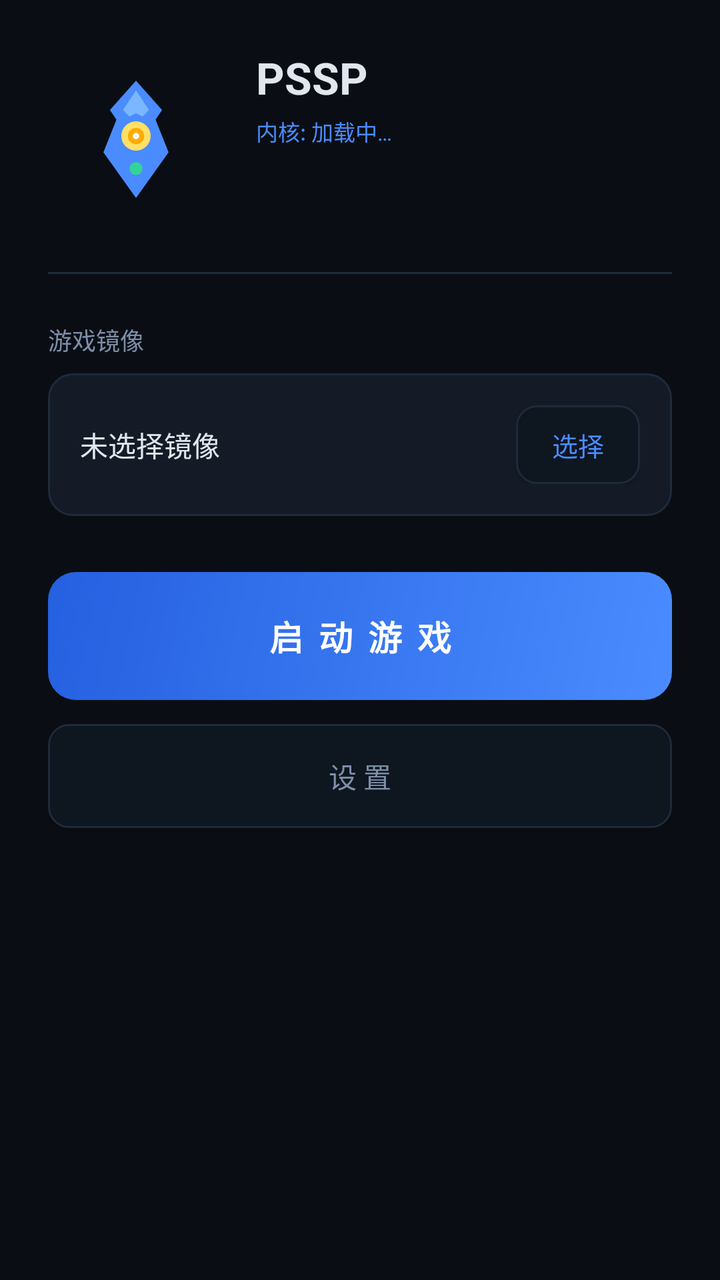
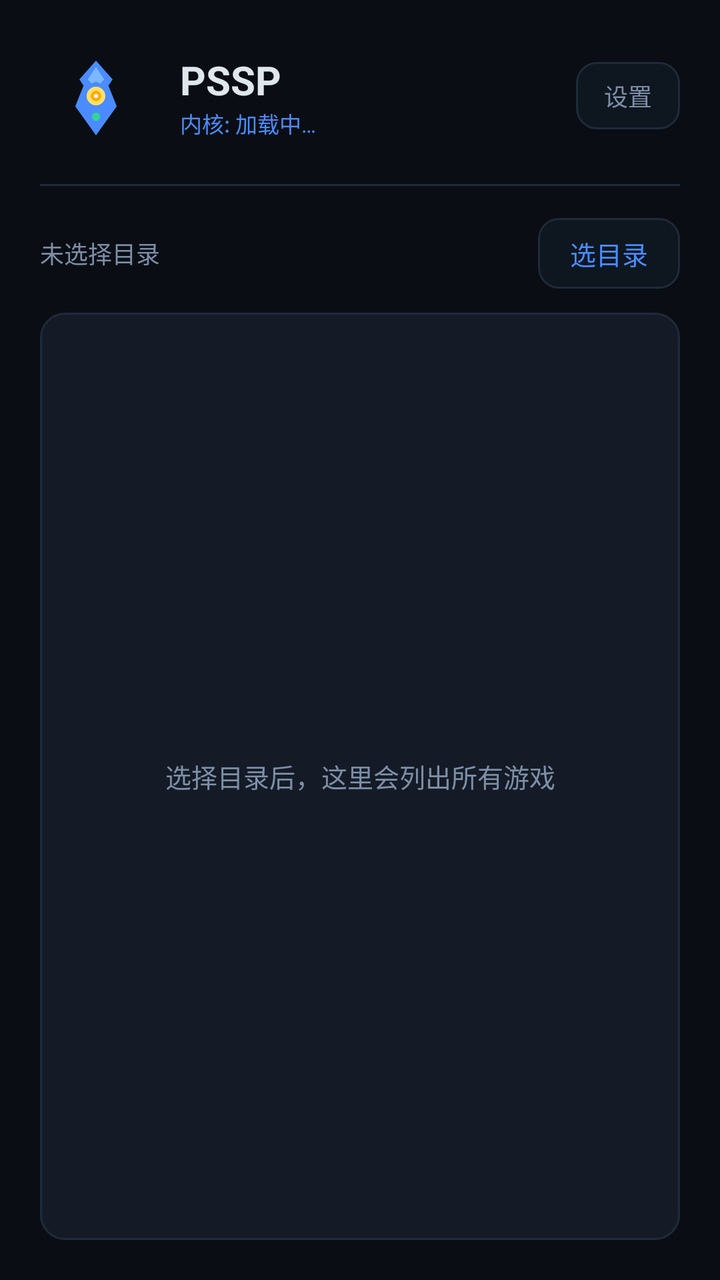

Screens rendered from an Android XML layout before and after an edit, with the pre-edit source and the edit as a unified diff.
<!-- AndroidManifest.xml: application theme Theme.UltramanFE0 -->
<!-- res/layout/activity_main.xml -->
<?xml version="1.0" encoding="utf-8"?>
<androidx.constraintlayout.widget.ConstraintLayout
    xmlns:android="http://schemas.android.com/apk/res/android"
    xmlns:app="http://schemas.android.com/apk/res-auto"
    android:layout_width="match_parent"
    android:layout_height="match_parent"
    android:background="@color/bg"
    android:padding="24dp">
    <ImageView android:id="@+id/ivLogo"
        android:layout_width="88dp" android:layout_height="88dp"
        android:src="@drawable/ic_ultraman"
        app:layout_constraintTop_toTopOf="parent"
        app:layout_constraintStart_toStartOf="parent"/>
    <TextView android:id="@+id/tvTitle"
        android:layout_width="wrap_content" android:layout_height="wrap_content"
        android:layout_marginStart="16dp"
        android:text="@string/app_name"
        android:textColor="#E0E6ED" android:textSize="22sp" android:textStyle="bold"
        app:layout_constraintTop_toTopOf="@id/ivLogo"
        app:layout_constraintStart_toEndOf="@id/ivLogo"/>
    <TextView android:id="@+id/tvCore"
        android:layout_width="wrap_content" android:layout_height="wrap_content"
        android:layout_marginStart="16dp" android:layout_marginTop="4dp"
        android:text="内核: 加载中…"
        android:textColor="#4A8CFF" android:textSize="11sp"
        app:layout_constraintTop_toBottomOf="@id/tvTitle"
        app:layout_constraintStart_toEndOf="@id/ivLogo"/>
    <View android:id="@+id/divider"
        android:layout_width="match_parent" android:layout_height="1dp"
        android:layout_marginTop="24dp" android:background="#1F2A3A"
        app:layout_constraintTop_toBottomOf="@id/ivLogo"/>
    <TextView android:id="@+id/tvLabelGame"
        android:layout_width="wrap_content" android:layout_height="wrap_content"
        android:layout_marginTop="24dp" android:text="游戏镜像"
        android:textColor="#7D8FA8" android:textSize="12sp"
        app:layout_constraintTop_toBottomOf="@id/divider"
        app:layout_constraintStart_toStartOf="parent"/>
    <LinearLayout android:id="@+id/cardGame"
        android:layout_width="match_parent" android:layout_height="wrap_content"
        android:layout_marginTop="8dp" android:background="@drawable/bg_card"
        android:orientation="horizontal" android:padding="16dp" android:gravity="center_vertical"
        app:layout_constraintTop_toBottomOf="@id/tvLabelGame">
        <TextView android:id="@+id/tvGameName"
            android:layout_width="0dp" android:layout_height="wrap_content"
            android:layout_weight="1" android:text="未选择镜像"
            android:textColor="#E0E6ED" android:textSize="14sp"
            android:maxLines="1" android:ellipsize="middle"/>
        <Button android:id="@+id/btnPick"
            android:layout_width="wrap_content" android:layout_height="wrap_content"
            android:background="@drawable/bg_btn_secondary"
            android:minWidth="0dp" android:minHeight="0dp"
            android:paddingHorizontal="18dp" android:paddingVertical="10dp"
            android:text="选择" android:textColor="#4A8CFF" android:textSize="13sp"/>
    </LinearLayout>
    <Button android:id="@+id/btnLaunch"
        android:layout_width="match_parent" android:layout_height="64dp"
        android:layout_marginTop="28dp" android:background="@drawable/bg_btn_primary"
        android:enabled="false" android:letterSpacing="0.1"
        android:text="启 动 游 戏" android:textColor="#FFFFFF"
        android:textSize="17sp" android:textStyle="bold"
        app:layout_constraintTop_toBottomOf="@id/cardGame"/>
    <Button android:id="@+id/btnSettings"
        android:layout_width="match_parent" android:layout_height="52dp"
        android:layout_marginTop="12dp" android:background="@drawable/bg_btn_secondary"
        android:text="设 置" android:textColor="#7D8FA8" android:textSize="14sp"
        app:layout_constraintTop_toBottomOf="@id/btnLaunch"/>
</androidx.constraintlayout.widget.ConstraintLayout>
<!-- resources referenced by this layout -->
<resources>
  <color name="bg">#0A0E14</color>
  <!-- drawable bg_btn_primary (drawable) -->
  <?xml version="1.0" encoding="utf-8"?>
  <shape xmlns:android="http://schemas.android.com/apk/res/android">
      <gradient android:angle="135" android:startColor="#4A8CFF" android:endColor="#2560E0"/>
      <corners android:radius="14dp"/>
  </shape>
  <!-- drawable bg_btn_secondary (drawable) -->
  <?xml version="1.0" encoding="utf-8"?>
  <shape xmlns:android="http://schemas.android.com/apk/res/android">
      <solid android:color="#0E1620"/>
      <corners android:radius="10dp"/>
      <stroke android:width="1dp" android:color="#1F2A3A"/>
  </shape>
  <!-- drawable bg_card (drawable) -->
  <?xml version="1.0" encoding="utf-8"?>
  <shape xmlns:android="http://schemas.android.com/apk/res/android">
      <solid android:color="#141B26"/>
      <corners android:radius="12dp"/>
      <stroke android:width="1dp" android:color="#1F2A3A"/>
  </shape>
  <!-- drawable ic_ultraman (drawable) -->
  <?xml version="1.0" encoding="utf-8"?>
  <vector xmlns:android="http://schemas.android.com/apk/res/android"
      android:width="108dp" android:height="108dp"
      android:viewportWidth="108" android:viewportHeight="108">
      <path android:fillColor="#4A8CFF" android:pathData="M54,20 L70,38 L66,44 L74,64 L54,92 L34,64 L42,44 L38,38 Z"/>
      <path android:fillColor="#7AB7FF" android:pathData="M54,26 L62,38 L58,42 L54,40 L50,42 L46,38 Z"/>
      <path android:fillColor="#FFE066" android:pathData="M54,54 m-9,0 a9,9 0 1,0 18,0 a9,9 0 1,0 -18,0"/>
      <path android:fillColor="#FFAA00" android:pathData="M54,54 m-5,0 a5,5 0 1,0 10,0 a5,5 0 1,0 -10,0"/>
      <path android:fillColor="#FFFFFF" android:pathData="M54,54 m-2,0 a2,2 0 1,0 4,0 a2,2 0 1,0 -4,0"/>
      <path android:fillColor="#34D399" android:pathData="M54,74 m-4,0 a4,4 0 1,0 8,0 a4,4 0 1,0 -8,0"/>
  </vector>
  <string name="app_name">PSSP</string>
  <style name="Theme.UltramanFE0" parent="Theme.AppCompat.NoActionBar">
          <item name="colorPrimary">@color/accent</item>
          <item name="colorAccent">@color/accent</item>
          <item name="android:windowBackground">@color/bg</item>
          <item name="android:statusBarColor">@color/bg</item>
          <item name="android:navigationBarColor">@color/bg</item>
      </style>
  <color name="accent">#4A8CFF</color>
</resources>

<!-- the commit's change to res/layout/activity_main.xml (unified diff, before → after) -->
@@ -1,67 +1,126 @@
 <?xml version="1.0" encoding="utf-8"?>
-<androidx.constraintlayout.widget.ConstraintLayout
-    xmlns:android="http://schemas.android.com/apk/res/android"
-    xmlns:app="http://schemas.android.com/apk/res-auto"
+<LinearLayout xmlns:android="http://schemas.android.com/apk/res/android"
     android:layout_width="match_parent"
     android:layout_height="match_parent"
     android:background="@color/bg"
-    android:padding="24dp">
-    <ImageView android:id="@+id/ivLogo"
-        android:layout_width="88dp" android:layout_height="88dp"
-        android:src="@drawable/ic_ultraman"
-        app:layout_constraintTop_toTopOf="parent"
-        app:layout_constraintStart_toStartOf="parent"/>
-    <TextView android:id="@+id/tvTitle"
-        android:layout_width="wrap_content" android:layout_height="wrap_content"
-        android:layout_marginStart="16dp"
-        android:text="@string/app_name"
-        android:textColor="#E0E6ED" android:textSize="22sp" android:textStyle="bold"
-        app:layout_constraintTop_toTopOf="@id/ivLogo"
-        app:layout_constraintStart_toEndOf="@id/ivLogo"/>
-    <TextView android:id="@+id/tvCore"
-        android:layout_width="wrap_content" android:layout_height="wrap_content"
-        android:layout_marginStart="16dp" android:layout_marginTop="4dp"
-        android:text="内核: 加载中…"
-        android:textColor="#4A8CFF" android:textSize="11sp"
-        app:layout_constraintTop_toBottomOf="@id/tvTitle"
-        app:layout_constraintStart_toEndOf="@id/ivLogo"/>
-    <View android:id="@+id/divider"
-        android:layout_width="match_parent" android:layout_height="1dp"
-        android:layout_marginTop="24dp" android:background="#1F2A3A"
-        app:layout_constraintTop_toBottomOf="@id/ivLogo"/>
-    <TextView android:id="@+id/tvLabelGame"
-        android:layout_width="wrap_content" android:layout_height="wrap_content"
-        android:layout_marginTop="24dp" android:text="游戏镜像"
-        android:textColor="#7D8FA8" android:textSize="12sp"
-        app:layout_constraintTop_toBottomOf="@id/divider"
-        app:layout_constraintStart_toStartOf="parent"/>
-    <LinearLayout android:id="@+id/cardGame"
-        android:layout_width="match_parent" android:layout_height="wrap_content"
-        android:layout_marginTop="8dp" android:background="@drawable/bg_card"
-        android:orientation="horizontal" android:padding="16dp" android:gravity="center_vertical"
-        app:layout_constraintTop_toBottomOf="@id/tvLabelGame">
-        <TextView android:id="@+id/tvGameName"
-            android:layout_width="0dp" android:layout_height="wrap_content"
-            android:layout_weight="1" android:text="未选择镜像"
-            android:textColor="#E0E6ED" android:textSize="14sp"
-            android:maxLines="1" android:ellipsize="middle"/>
-        <Button android:id="@+id/btnPick"
-            android:layout_width="wrap_content" android:layout_height="wrap_content"
+    android:orientation="vertical"
+    android:padding="20dp">
+
+    <LinearLayout
+        android:layout_width="match_parent"
+        android:layout_height="wrap_content"
+        android:orientation="horizontal"
+        android:gravity="center_vertical">
+
+        <ImageView
+            android:id="@+id/ivLogo"
+            android:layout_width="56dp"
+            android:layout_height="56dp"
+            android:src="@drawable/ic_ultraman" />
+
+        <LinearLayout
+            android:layout_width="0dp"
+            android:layout_height="wrap_content"
+            android:layout_weight="1"
+            android:layout_marginStart="14dp"
+            android:orientation="vertical">
+
+            <TextView
+                android:id="@+id/tvTitle"
+                android:layout_width="wrap_content"
+                android:layout_height="wrap_content"
+                android:text="@string/app_name"
+                android:textColor="#E0E6ED"
+                android:textSize="20sp"
+                android:textStyle="bold" />
+
+            <TextView
+                android:id="@+id/tvCore"
+                android:layout_width="wrap_content"
+                android:layout_height="wrap_content"
+                android:text="内核: 加载中…"
+                android:textColor="#4A8CFF"
+                android:textSize="11sp" />
+        </LinearLayout>
+
+        <Button
+            android:id="@+id/btnSettings"
+            android:layout_width="wrap_content"
+            android:layout_height="wrap_content"
             android:background="@drawable/bg_btn_secondary"
-            android:minWidth="0dp" android:minHeight="0dp"
-            android:paddingHorizontal="18dp" android:paddingVertical="10dp"
-            android:text="选择" android:textColor="#4A8CFF" android:textSize="13sp"/>
+            android:minWidth="0dp"
+            android:minHeight="0dp"
+            android:paddingHorizontal="14dp"
+            android:paddingVertical="8dp"
+            android:text="设置"
+            android:textColor="#7D8FA8"
+            android:textSize="12sp" />
     </LinearLayout>
-    <Button android:id="@+id/btnLaunch"
-        android:layout_width="match_parent" android:layout_height="64dp"
-        android:layout_marginTop="28dp" android:background="@drawable/bg_btn_primary"
-        android:enabled="false" android:letterSpacing="0.1"
-        android:text="启 动 游 戏" android:textColor="#FFFFFF"
-        android:textSize="17sp" android:textStyle="bold"
-        app:layout_constraintTop_toBottomOf="@id/cardGame"/>
-    <Button android:id="@+id/btnSettings"
-        android:layout_width="match_parent" android:layout_height="52dp"
-        android:layout_marginTop="12dp" android:background="@drawable/bg_btn_secondary"
-        android:text="设 置" android:textColor="#7D8FA8" android:textSize="14sp"
-        app:layout_constraintTop_toBottomOf="@id/btnLaunch"/>
-</androidx.constraintlayout.widget.ConstraintLayout>
+
+    <View
+        android:layout_width="match_parent"
+        android:layout_height="1dp"
+        android:layout_marginTop="16dp"
+        android:background="#1F2A3A" />
+
+    <LinearLayout
+        android:layout_width="match_parent"
+        android:layout_height="wrap_content"
+        android:layout_marginTop="16dp"
+        android:orientation="horizontal"
+        android:gravity="center_vertical">
+
+        <TextView
+            android:id="@+id/tvDirPath"
+            android:layout_width="0dp"
+            android:layout_height="wrap_content"
+            android:layout_weight="1"
+            android:text="未选择目录"
+            android:textColor="#7D8FA8"
+            android:textSize="12sp"
+            android:maxLines="2"
+            android:ellipsize="middle" />
+
+        <Button
+            android:id="@+id/btnPickDir"
+            android:layout_width="wrap_content"
+            android:layout_height="wrap_content"
+            android:layout_marginStart="10dp"
+            android:background="@drawable/bg_btn_secondary"
+            android:minWidth="0dp"
+            android:minHeight="0dp"
+            android:paddingHorizontal="16dp"
+            android:paddingVertical="8dp"
+            android:text="选目录"
+            android:textColor="#4A8CFF"
+            android:textSize="13sp" />
+    </LinearLayout>
+
+    <FrameLayout
+        android:layout_width="match_parent"
+        android:layout_height="0dp"
+        android:layout_weight="1"
+        android:layout_marginTop="12dp"
+        android:background="@drawable/bg_card">
+
+        <ListView
+            android:id="@+id/listGames"
+            android:layout_width="match_parent"
+            android:layout_height="match_parent"
+            android:divider="#1F2A3A"
+            android:dividerHeight="1dp"
+            android:padding="6dp"
+            android:clipToPadding="false"
+            android:scrollbars="vertical" />
+
+        <TextView
+            android:id="@+id/tvEmpty"
+            android:layout_width="match_parent"
+            android:layout_height="match_parent"
+            android:gravity="center"
+            android:text="选择目录后，这里会列出所有游戏"
+            android:textColor="#7D8FA8"
+            android:textSize="13sp"
+            android:visibility="visible" />
+    </FrameLayout>
+</LinearLayout>
<!-- resource entries referenced after the edit -->
@@ -1,12 +1,6 @@
 <!-- resources referenced by this layout -->
 <resources>
   <color name="bg">#0A0E14</color>
-  <!-- drawable bg_btn_primary (drawable) -->
-  <?xml version="1.0" encoding="utf-8"?>
-  <shape xmlns:android="http://schemas.android.com/apk/res/android">
-      <gradient android:angle="135" android:startColor="#4A8CFF" android:endColor="#2560E0"/>
-      <corners android:radius="14dp"/>
-  </shape>
   <!-- drawable bg_btn_secondary (drawable) -->
   <?xml version="1.0" encoding="utf-8"?>
   <shape xmlns:android="http://schemas.android.com/apk/res/android">
